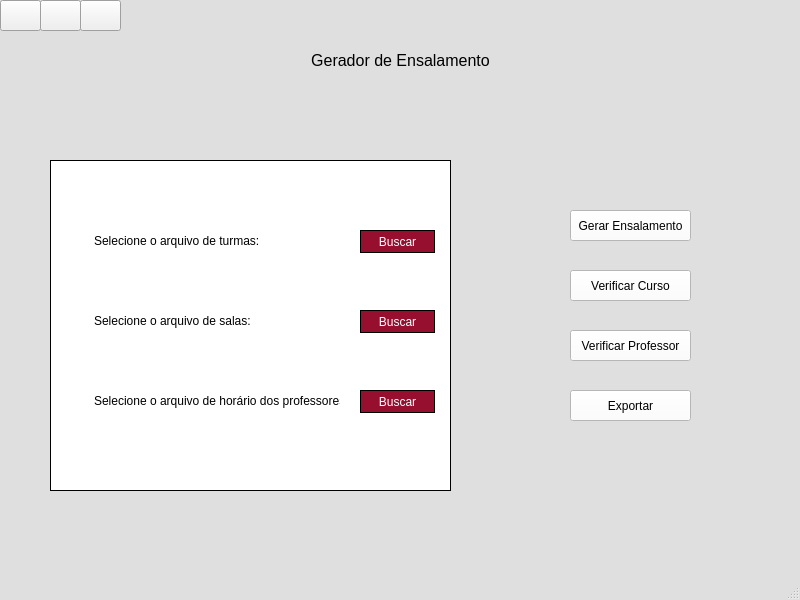
Old version of the form interface.ui in the repository Reifhel/TCC---Gerador-de-Grade-Horaria.
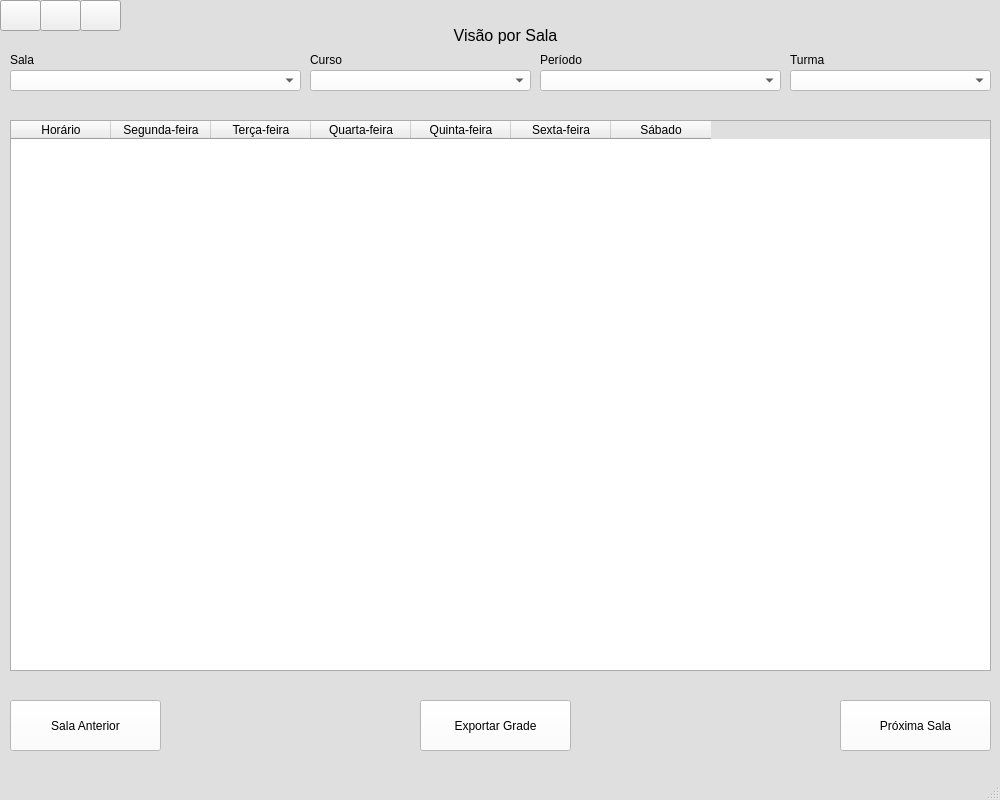
New version of the form. The open tabs and pages were chosen to show the change. Icons and pictures are not drawn.

Commit message: (artefato-dois) Aprimorando interface

Diff of the .ui file:
```diff
--- a/interface.ui
+++ b/interface.ui
@@ -6,8 +6,8 @@
    <rect>
     <x>0</x>
     <y>0</y>
-    <width>800</width>
-    <height>600</height>
+    <width>1000</width>
+    <height>800</height>
    </rect>
   </property>
   <property name="palette">
@@ -84,10 +84,10 @@
    <widget class="QStackedWidget" name="stackedWidget">
     <property name="geometry">
      <rect>
-      <x>10</x>
-      <y>0</y>
-      <width>781</width>
-      <height>511</height>
+      <x>0</x>
+      <y>10</y>
+      <width>1001</width>
+      <height>751</height>
      </rect>
     </property>
     <property name="currentIndex">
@@ -99,8 +99,8 @@
        <rect>
         <x>40</x>
         <y>160</y>
-        <width>401</width>
-        <height>331</height>
+        <width>641</width>
+        <height>451</height>
        </rect>
       </property>
       <property name="font">
@@ -127,10 +127,10 @@
       <widget class="QLabel" name="arquivoTurmas">
        <property name="geometry">
         <rect>
-         <x>40</x>
-         <y>70</y>
-         <width>251</width>
-         <height>21</height>
+         <x>50</x>
+         <y>50</y>
+         <width>371</width>
+         <height>51</height>
         </rect>
        </property>
        <property name="styleSheet">
@@ -143,10 +143,10 @@
       <widget class="QLabel" name="arquivoSalas">
        <property name="geometry">
         <rect>
-         <x>40</x>
-         <y>150</y>
-         <width>251</width>
-         <height>21</height>
+         <x>50</x>
+         <y>190</y>
+         <width>371</width>
+         <height>51</height>
         </rect>
        </property>
        <property name="styleSheet">
@@ -159,10 +159,10 @@
       <widget class="QLabel" name="arquivoProfs">
        <property name="geometry">
         <rect>
-         <x>40</x>
-         <y>230</y>
-         <width>251</width>
-         <height>21</height>
+         <x>50</x>
+         <y>330</y>
+         <width>371</width>
+         <height>51</height>
         </rect>
        </property>
        <property name="styleSheet">
@@ -175,10 +175,10 @@
       <widget class="QPushButton" name="buscarTurma">
        <property name="geometry">
         <rect>
-         <x>310</x>
-         <y>70</y>
-         <width>75</width>
-         <height>23</height>
+         <x>440</x>
+         <y>50</y>
+         <width>141</width>
+         <height>51</height>
         </rect>
        </property>
        <property name="styleSheet">
@@ -192,10 +192,10 @@
       <widget class="QPushButton" name="buscarSala">
        <property name="geometry">
         <rect>
-         <x>310</x>
-         <y>150</y>
-         <width>75</width>
-         <height>23</height>
+         <x>440</x>
+         <y>190</y>
+         <width>141</width>
+         <height>51</height>
         </rect>
        </property>
        <property name="styleSheet">
@@ -209,10 +209,10 @@
       <widget class="QPushButton" name="buscarProf">
        <property name="geometry">
         <rect>
-         <x>310</x>
-         <y>230</y>
-         <width>75</width>
-         <height>23</height>
+         <x>440</x>
+         <y>330</y>
+         <width>141</width>
+         <height>51</height>
         </rect>
        </property>
        <property name="styleSheet">
@@ -227,10 +227,10 @@
      <widget class="QPushButton" name="botaoExportar">
       <property name="geometry">
        <rect>
-        <x>560</x>
-        <y>390</y>
-        <width>121</width>
-        <height>31</height>
+        <x>750</x>
+        <y>560</y>
+        <width>151</width>
+        <height>51</height>
        </rect>
       </property>
       <property name="styleSheet">
@@ -243,10 +243,10 @@
      <widget class="QPushButton" name="botaoCurso">
       <property name="geometry">
        <rect>
-        <x>560</x>
-        <y>270</y>
-        <width>121</width>
-        <height>31</height>
+        <x>750</x>
+        <y>300</y>
+        <width>151</width>
+        <height>51</height>
        </rect>
       </property>
       <property name="styleSheet">
@@ -259,10 +259,10 @@
      <widget class="QPushButton" name="botaoProf">
       <property name="geometry">
        <rect>
-        <x>560</x>
-        <y>330</y>
-        <width>121</width>
-        <height>31</height>
+        <x>750</x>
+        <y>430</y>
+        <width>151</width>
+        <height>51</height>
        </rect>
       </property>
       <property name="styleSheet">
@@ -275,10 +275,10 @@
      <widget class="QPushButton" name="botaoEnsalamento">
       <property name="geometry">
        <rect>
-        <x>560</x>
-        <y>210</y>
-        <width>121</width>
-        <height>31</height>
+        <x>750</x>
+        <y>160</y>
+        <width>151</width>
+        <height>51</height>
        </rect>
       </property>
       <property name="styleSheet">
@@ -291,10 +291,10 @@
      <widget class="QLabel" name="titulo">
       <property name="geometry">
        <rect>
-        <x>210</x>
+        <x>299</x>
         <y>20</y>
-        <width>361</width>
-        <height>81</height>
+        <width>411</width>
+        <height>80</height>
        </rect>
       </property>
       <property name="font">
@@ -663,7 +663,363 @@
        </rect>
       </property>
       <property name="text">
-       <string>Próximo Professor</string>
+       <string>Próxima Turma</string>
+      </property>
+     </widget>
+     <widget class="QLabel" name="labelTurmaProf">
+      <property name="geometry">
+       <rect>
+        <x>790</x>
+        <y>40</y>
+        <width>161</width>
+        <height>20</height>
+       </rect>
+      </property>
+      <property name="text">
+       <string>Turma</string>
+      </property>
+     </widget>
+     <widget class="QComboBox" name="filtroTurmaProf">
+      <property name="geometry">
+       <rect>
+        <x>790</x>
+        <y>60</y>
+        <width>201</width>
+        <height>21</height>
+       </rect>
+      </property>
+      <property name="styleSheet">
+       <string notr="true">background-color: rgb(255, 255, 255);</string>
+      </property>
+     </widget>
+     <widget class="QLabel" name="labelPeriodoProf">
+      <property name="geometry">
+       <rect>
+        <x>540</x>
+        <y>40</y>
+        <width>161</width>
+        <height>20</height>
+       </rect>
+      </property>
+      <property name="text">
+       <string>Período</string>
+      </property>
+     </widget>
+     <widget class="QComboBox" name="filtroPeriodoProf">
+      <property name="geometry">
+       <rect>
+        <x>540</x>
+        <y>60</y>
+        <width>241</width>
+        <height>21</height>
+       </rect>
+      </property>
+      <property name="styleSheet">
+       <string notr="true">background-color: rgb(255, 255, 255);</string>
+      </property>
+     </widget>
+     <widget class="QComboBox" name="filtroCursoProf">
+      <property name="geometry">
+       <rect>
+        <x>310</x>
+        <y>60</y>
+        <width>221</width>
+        <height>21</height>
+       </rect>
+      </property>
+      <property name="autoFillBackground">
+       <bool>false</bool>
+      </property>
+      <property name="styleSheet">
+       <string notr="true">background-color: rgb(255, 255, 255);</string>
+      </property>
+     </widget>
+     <widget class="QLabel" name="labelCursoProf">
+      <property name="geometry">
+       <rect>
+        <x>310</x>
+        <y>40</y>
+        <width>161</width>
+        <height>20</height>
+       </rect>
+      </property>
+      <property name="text">
+       <string>Curso</string>
+      </property>
+     </widget>
+     <widget class="QComboBox" name="filtroProfessor">
+      <property name="geometry">
+       <rect>
+        <x>10</x>
+        <y>60</y>
+        <width>291</width>
+        <height>21</height>
+       </rect>
+      </property>
+      <property name="autoFillBackground">
+       <bool>false</bool>
+      </property>
+      <property name="styleSheet">
+       <string notr="true">background-color: rgb(255, 255, 255);</string>
+      </property>
+     </widget>
+     <widget class="QLabel" name="tituloAbaProf">
+      <property name="geometry">
+       <rect>
+        <x>300</x>
+        <y>10</y>
+        <width>411</width>
+        <height>31</height>
+       </rect>
+      </property>
+      <property name="font">
+       <font>
+        <pointsize>12</pointsize>
+       </font>
+      </property>
+      <property name="text">
+       <string>Visão por Professor</string>
+      </property>
+      <property name="alignment">
+       <set>Qt::AlignCenter</set>
+      </property>
+     </widget>
+    </widget>
+    <widget class="QWidget" name="salas">
+     <widget class="QComboBox" name="filtroTurmaSala">
+      <property name="geometry">
+       <rect>
+        <x>790</x>
+        <y>60</y>
+        <width>201</width>
+        <height>21</height>
+       </rect>
+      </property>
+      <property name="styleSheet">
+       <string notr="true">background-color: rgb(255, 255, 255);</string>
+      </property>
+     </widget>
+     <widget class="QComboBox" name="filtroSala">
+      <property name="geometry">
+       <rect>
+        <x>10</x>
+        <y>60</y>
+        <width>291</width>
+        <height>21</height>
+       </rect>
+      </property>
+      <property name="autoFillBackground">
+       <bool>false</bool>
+      </property>
+      <property name="styleSheet">
+       <string notr="true">background-color: rgb(255, 255, 255);</string>
+      </property>
+     </widget>
+     <widget class="QComboBox" name="filtroPeriodoSala">
+      <property name="geometry">
+       <rect>
+        <x>540</x>
+        <y>60</y>
+        <width>241</width>
+        <height>21</height>
+       </rect>
+      </property>
+      <property name="styleSheet">
+       <string notr="true">background-color: rgb(255, 255, 255);</string>
+      </property>
+     </widget>
+     <widget class="QLabel" name="labelCursoSala">
+      <property name="geometry">
+       <rect>
+        <x>310</x>
+        <y>40</y>
+        <width>161</width>
+        <height>20</height>
+       </rect>
+      </property>
+      <property name="text">
+       <string>Curso</string>
+      </property>
+     </widget>
+     <widget class="QPushButton" name="botaoExportarGradeSala">
+      <property name="geometry">
+       <rect>
+        <x>420</x>
+        <y>690</y>
+        <width>151</width>
+        <height>51</height>
+       </rect>
+      </property>
+      <property name="styleSheet">
+       <string notr="true">background-color: rgb(255, 255, 255);</string>
+      </property>
+      <property name="text">
+       <string>Exportar Grade</string>
+      </property>
+     </widget>
+     <widget class="QLabel" name="labelPeriodoSala">
+      <property name="geometry">
+       <rect>
+        <x>540</x>
+        <y>40</y>
+        <width>161</width>
+        <height>20</height>
+       </rect>
+      </property>
+      <property name="text">
+       <string>Período</string>
+      </property>
+     </widget>
+     <widget class="QLabel" name="labelSala">
+      <property name="geometry">
+       <rect>
+        <x>10</x>
+        <y>40</y>
+        <width>161</width>
+        <height>20</height>
+       </rect>
+      </property>
+      <property name="text">
+       <string>Sala</string>
+      </property>
+     </widget>
+     <widget class="QTableWidget" name="tabelaGradeSala">
+      <property name="geometry">
+       <rect>
+        <x>10</x>
+        <y>110</y>
+        <width>981</width>
+        <height>551</height>
+       </rect>
+      </property>
+      <property name="sizeAdjustPolicy">
+       <enum>QAbstractScrollArea::AdjustIgnored</enum>
+      </property>
+      <property name="alternatingRowColors">
+       <bool>false</bool>
+      </property>
+      <attribute name="verticalHeaderDefaultSectionSize">
+       <number>30</number>
+      </attribute>
+      <attribute name="verticalHeaderStretchLastSection">
+       <bool>false</bool>
+      </attribute>
+      <column>
+       <property name="text">
+        <string>Horário</string>
+       </property>
+      </column>
+      <column>
+       <property name="text">
+        <string>Segunda-feira</string>
+       </property>
+      </column>
+      <column>
+       <property name="text">
+        <string>Terça-feira</string>
+       </property>
+      </column>
+      <column>
+       <property name="text">
+        <string>Quarta-feira</string>
+       </property>
+      </column>
+      <column>
+       <property name="text">
+        <string>Quinta-feira</string>
+       </property>
+      </column>
+      <column>
+       <property name="text">
+        <string>Sexta-feira</string>
+       </property>
+      </column>
+      <column>
+       <property name="text">
+        <string>Sábado</string>
+       </property>
+      </column>
+     </widget>
+     <widget class="QPushButton" name="botaoSalaAnterior">
+      <property name="geometry">
+       <rect>
+        <x>10</x>
+        <y>690</y>
+        <width>151</width>
+        <height>51</height>
+       </rect>
+      </property>
+      <property name="styleSheet">
+       <string notr="true">background-color: rgb(255, 255, 255);</string>
+      </property>
+      <property name="text">
+       <string>Sala Anterior</string>
+      </property>
+     </widget>
+     <widget class="QPushButton" name="botaoProximaSala">
+      <property name="geometry">
+       <rect>
+        <x>840</x>
+        <y>690</y>
+        <width>151</width>
+        <height>51</height>
+       </rect>
+      </property>
+      <property name="styleSheet">
+       <string notr="true">background-color: rgb(255, 255, 255);</string>
+      </property>
+      <property name="text">
+       <string>Próxima Sala</string>
+      </property>
+     </widget>
+     <widget class="QComboBox" name="filtroCursoSala">
+      <property name="geometry">
+       <rect>
+        <x>310</x>
+        <y>60</y>
+        <width>221</width>
+        <height>21</height>
+       </rect>
+      </property>
+      <property name="autoFillBackground">
+       <bool>false</bool>
+      </property>
+      <property name="styleSheet">
+       <string notr="true">background-color: rgb(255, 255, 255);</string>
+      </property>
+     </widget>
+     <widget class="QLabel" name="labelTurmaSala">
+      <property name="geometry">
+       <rect>
+        <x>790</x>
+        <y>40</y>
+        <width>161</width>
+        <height>20</height>
+       </rect>
+      </property>
+      <property name="text">
+       <string>Turma</string>
+      </property>
+     </widget>
+     <widget class="QLabel" name="tituloAbaSala">
+      <property name="geometry">
+       <rect>
+        <x>300</x>
+        <y>10</y>
+        <width>411</width>
+        <height>31</height>
+       </rect>
+      </property>
+      <property name="font">
+       <font>
+        <pointsize>12</pointsize>
+       </font>
+      </property>
+      <property name="text">
+       <string>Visão por Sala</string>
+      </property>
+      <property name="alignment">
+       <set>Qt::AlignCenter</set>
       </property>
      </widget>
     </widget>
```
Left out of the diff: 267 changed lines with no effect on the pictures. The commit also changes 3 other files.
